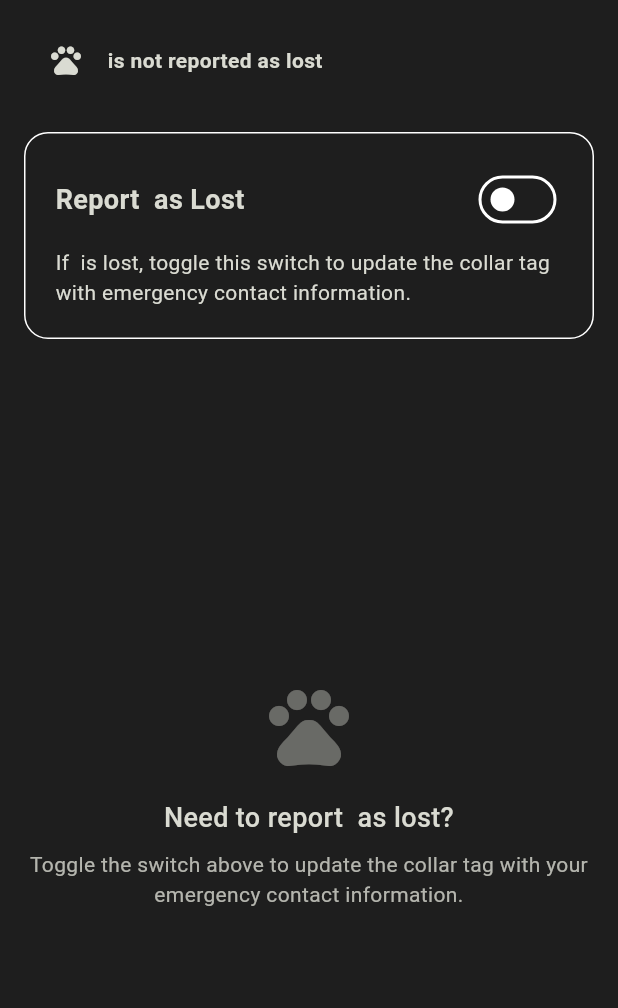
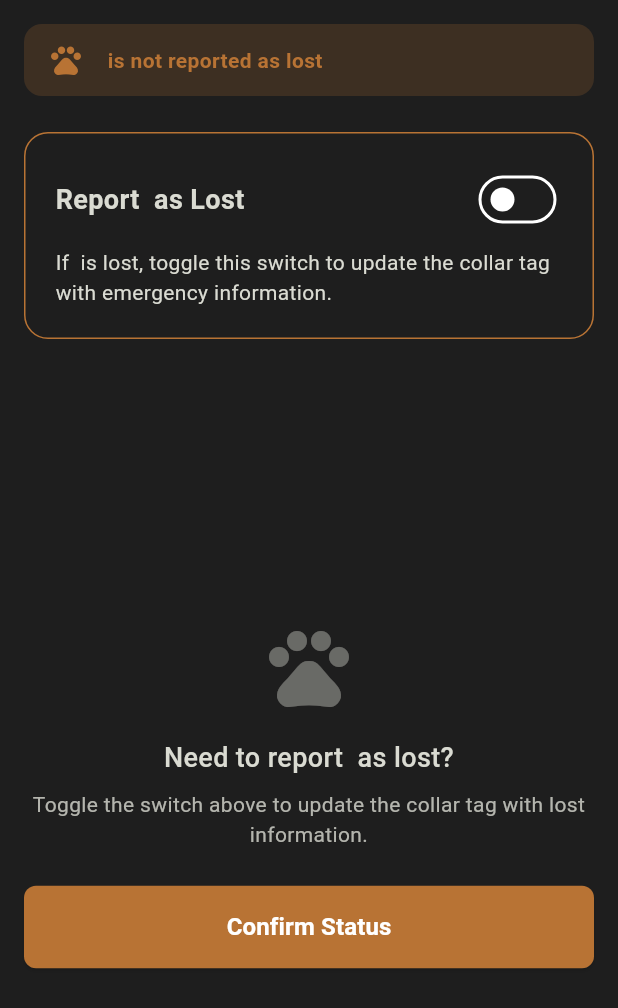
Before and after one commit to zaidy-mughal/GSC-2025-Team-KhanaBadosh, a Flutter app: the ReportLostScreen screen opened directly with empty values, on a phone screen of 412 x 824 dp. Shown: the top 1008 px of the screen. Run offline on Flutter 3.47's test engine with Material 3 defaults, Android fonts, the phone set to English and light mode, and no system bars; our stand-ins replace cached_network_image, flutter_cache_manager, flutter_local_notifications, flutter_markdown, google_generative_ai, image_picker and 5 more; missing offline and left inert: mobile_scanner; accounts and stored records are empty.

Commit message:
added working report lost screen

```diff
--- a/lib/core/theme/color_schemes.dart
+++ b/lib/core/theme/color_schemes.dart
@@ -11,7 +11,6 @@ const lightColorScheme = ColorScheme.light(
   primary: renoSand,
   onPrimary: Colors.white,
   onSurface: Colors.black,
-  background: scaffoldBackgroundLight,
   shadow: Colors.black,
 );
 
@@ -20,6 +19,5 @@ const darkColorScheme = ColorScheme.dark(
   primary: renoSand,
   onPrimary: Colors.white,
   onSurface: timberwolf,
-  background: scaffoldBackgroundDark,
   shadow: Colors.black54,
 );
--- a/lib/views/cat/report_lost_screen.dart
+++ b/lib/views/cat/report_lost_screen.dart
@@ -1,12 +1,13 @@
 import 'package:flutter/material.dart';
+import 'package:supabase_flutter/supabase_flutter.dart';
 
 class ReportLostScreen extends StatefulWidget {
   final Map<String, dynamic> cat;
 
   const ReportLostScreen({
-    Key? key,
+    super.key,
     required this.cat,
-  }) : super(key: key);
+  });
 
   @override
   State<ReportLostScreen> createState() => _ReportLostScreenState();
@@ -16,14 +17,88 @@ class _ReportLostScreenState extends State<ReportLostScreen> {
   bool _isReportingLost = false;
   final _formKey = GlobalKey<FormState>();
   final _lastSeenController = TextEditingController();
-  final _descriptionController = TextEditingController();
-  final _contactController = TextEditingController();
+  final _supabase = Supabase.instance.client;
+  bool _isLoading = false;
+
+  @override
+  void initState() {
+    super.initState();
+    _loadCatStatus();
+  }
+
+  Future<void> _loadCatStatus() async {
+    try {
+      final response = await _supabase
+          .from('cats')
+          .select('status, last_seen_location')
+          .eq('id', widget.cat['id'])
+          .single();
+
+      setState(() {
+        _isReportingLost = response['status'] ?? false;
+        if (response['last_seen_location'] != null) {
+          _lastSeenController.text = response['last_seen_location'];
+        }
+      });
+    } catch (e) {
+      // Handle error silently or show a small notification
+      debugPrint('Error loading cat status: $e');
+    }
+  }
+
+  Future<void> _updateLostStatus() async {
+    if (_isReportingLost && !_formKey.currentState!.validate()) {
+      return;
+    }
+
+    setState(() {
+      _isLoading = true;
+    });
+
+    try {
+      final updateData = {
+        'status': _isReportingLost,
+        'last_seen_location': _isReportingLost ? _lastSeenController.text : null,
+        'reported_lost_at': _isReportingLost ? DateTime.now().toIso8601String() : null,
+      };
+
+      await _supabase
+          .from('cats')
+          .update(updateData)
+          .eq('id', widget.cat['id']);
+
+      if (mounted) {
+        ScaffoldMessenger.of(context).showSnackBar(
+          SnackBar(
+            content: Text(_isReportingLost
+                ? '${widget.cat['name']} marked as lost'
+                : '${widget.cat['name']} is no longer marked as lost'),
+            duration: const Duration(seconds: 2),
+          ),
+        );
+      }
+    } catch (e) {
+      if (mounted) {
+        ScaffoldMessenger.of(context).showSnackBar(
+          const SnackBar(
+            content: Text('Failed to update status. Please try again.'),
+            backgroundColor: Colors.red,
+          ),
+        );
+      }
+      debugPrint('Error updating lost status: $e');
+    } finally {
+      if (mounted) {
+        setState(() {
+          _isLoading = false;
+        });
+      }
+    }
+  }
 
   @override
   void dispose() {
     _lastSeenController.dispose();
-    _descriptionController.dispose();
-    _contactController.dispose();
     super.dispose();
   }
 
@@ -32,6 +107,7 @@ class _ReportLostScreenState extends State<ReportLostScreen> {
     final colors = Theme.of(context).colorScheme;
 
     return Scaffold(
+      backgroundColor: colors.surface,
       body: SafeArea(
         child: Padding(
           padding: const EdgeInsets.all(16.0),
@@ -42,16 +118,14 @@ class _ReportLostScreenState extends State<ReportLostScreen> {
               Container(
                 padding: const EdgeInsets.symmetric(horizontal: 16, vertical: 12),
                 decoration: BoxDecoration(
-                  color: _isReportingLost
-                      ? colors.errorContainer
-                      : colors.surfaceVariant,
+                  color: colors.primary.withOpacity(0.2),
                   borderRadius: BorderRadius.circular(12),
                 ),
                 child: Row(
                   children: [
                     Icon(
                       _isReportingLost ? Icons.error_outline : Icons.pets,
-                      color: _isReportingLost ? colors.error : colors.onSurfaceVariant,
+                      color: colors.primary,
                     ),
                     const SizedBox(width: 12),
                     Expanded(
@@ -64,15 +138,15 @@ class _ReportLostScreenState extends State<ReportLostScreen> {
                                 : '${widget.cat['name']} is not reported as lost',
                             style: TextStyle(
                               fontWeight: FontWeight.bold,
-                              color: _isReportingLost ? colors.onErrorContainer : colors.onSurfaceVariant,
+                              color: colors.primary,
                             ),
                           ),
                           if (_isReportingLost)
                             Text(
-                              'Your contact details are visible to anyone who scans the collar tag',
+                              'Anyone who scans the collar tag will see this information',
                               style: TextStyle(
                                 fontSize: 12,
-                                color: colors.onErrorContainer.withOpacity(0.8),
+                                color: colors.primary.withOpacity(0.8),
                               ),
                             ),
                         ],
@@ -89,12 +163,10 @@ class _ReportLostScreenState extends State<ReportLostScreen> {
                 duration: const Duration(milliseconds: 300),
                 padding: const EdgeInsets.all(20),
                 decoration: BoxDecoration(
-                  color: colors.surfaceVariant.withOpacity(0.5),
+                  color: colors.surfaceContainerHighest.withOpacity(0.5),
                   borderRadius: BorderRadius.circular(16),
                   border: Border.all(
-                    color: _isReportingLost
-                        ? colors.error
-                        : colors.outlineVariant,
+                    color: colors.primary,
                     width: 1,
                   ),
                 ),
@@ -114,7 +186,7 @@ class _ReportLostScreenState extends State<ReportLostScreen> {
                         ),
                         Switch(
                           value: _isReportingLost,
-                          activeColor: colors.error,
+                          activeColor: colors.primary,
                           onChanged: (value) {
                             setState(() {
                               _isReportingLost = value;
@@ -128,8 +200,8 @@ class _ReportLostScreenState extends State<ReportLostScreen> {
 
                     Text(
                       _isReportingLost
-                          ? 'Your cat is marked as lost. Anyone who scans the collar tag will see your contact details and information to help return ${widget.cat['name']}.'
-                          : 'If ${widget.cat['name']} is lost, toggle this switch to update the collar tag with emergency contact information.',
+                          ? 'Your cat is marked as lost. Anyone who scans the collar tag will see this information to help return ${widget.cat['name']}.'
+                          : 'If ${widget.cat['name']} is lost, toggle this switch to update the collar tag with emergency information.',
                       style: TextStyle(
                         color: colors.onSurfaceVariant,
                         fontSize: 14,
@@ -167,51 +239,19 @@ class _ReportLostScreenState extends State<ReportLostScreen> {
                             decoration: InputDecoration(
                               labelText: 'Last Seen Location',
                               hintText: 'Where was your cat last seen?',
+                              hintStyle: TextStyle(
+                                color: colors.onSurface.withOpacity(0.5),
+                              ),
                               border: OutlineInputBorder(
                                 borderRadius: BorderRadius.circular(8),
                               ),
                               prefixIcon: const Icon(Icons.location_on_outlined),
+                              filled: true,
+                              fillColor: colors.surface.withOpacity(0.5),
                             ),
                             validator: (value) {
                               if (value == null || value.isEmpty) {
                                 return 'Please enter the last seen location';
-                              }
-                              return null;
-                            },
-                          ),
-
-                          const SizedBox(height: 16),
-
-                          // Description
-                          TextFormField(
-                            controller: _descriptionController,
-                            decoration: InputDecoration(
-                              labelText: 'Description',
-                              hintText: 'Any unique traits or details that would help identify your cat',
-                              border: OutlineInputBorder(
-                                borderRadius: BorderRadius.circular(8),
-                              ),
-                              prefixIcon: const Icon(Icons.description_outlined),
-                            ),
-                            maxLines: 3,
-                          ),
-
-                          const SizedBox(height: 16),
-
-                          // Contact information
-                          TextFormField(
-                            controller: _contactController,
-                            decoration: InputDecoration(
-                              labelText: 'Contact Information',
-                              hintText: 'Your phone number and/or email',
-                              border: OutlineInputBorder(
-                                borderRadius: BorderRadius.circular(8),
-                              ),
-                              prefixIcon: const Icon(Icons.contact_phone_outlined),
-                            ),
-                            validator: (value) {
-                              if (value == null || value.isEmpty) {
-                                return 'Please provide contact information';
                               }
                               return null;
                             },
@@ -223,26 +263,26 @@ class _ReportLostScreenState extends State<ReportLostScreen> {
                           SizedBox(
                             width: double.infinity,
                             child: ElevatedButton(
-                              onPressed: () {
-                                if (_formKey.currentState!.validate()) {
-                                  // Process form data and update lost status
-                                  ScaffoldMessenger.of(context).showSnackBar(
-                                    const SnackBar(
-                                      content: Text('Lost status updated'),
-                                      duration: Duration(seconds: 2),
-                                    ),
-                                  );
-                                }
-                              },
+                              onPressed: _isLoading ? null : _updateLostStatus,
                               style: ElevatedButton.styleFrom(
-                                backgroundColor: colors.error,
-                                foregroundColor: colors.onError,
+                                backgroundColor: colors.primary,
+                                foregroundColor: colors.onPrimary,
                                 padding: const EdgeInsets.symmetric(vertical: 16),
                                 shape: RoundedRectangleBorder(
                                   borderRadius: BorderRadius.circular(8),
                                 ),
+                                disabledBackgroundColor: colors.primary.withOpacity(0.6),
                               ),
-                              child: const Text(
+                              child: _isLoading
+                                  ? const SizedBox(
+                                height: 20,
+                                width: 20,
+                                child: CircularProgressIndicator(
+                                  strokeWidth: 2,
+                                  color: Colors.white,
+                                ),
+                              )
+                                  : const Text(
                                 'Update Lost Status',
                                 style: TextStyle(fontSize: 16, fontWeight: FontWeight.bold),
                               ),
@@ -278,12 +318,44 @@ class _ReportLostScreenState extends State<ReportLostScreen> {
                       ),
                       const SizedBox(height: 8),
                       Text(
-                        'Toggle the switch above to update the collar tag with your emergency contact information.',
+                        'Toggle the switch above to update the collar tag with lost information.',
                         style: TextStyle(
                           color: colors.onSurfaceVariant.withOpacity(0.8),
                         ),
                         textAlign: TextAlign.center,
                       ),
+
+                      const SizedBox(height: 24),
+
+                      // Add button to update status even when not reporting lost
+                      if (!_isReportingLost)
+                        SizedBox(
+                          width: double.infinity,
+                          child: ElevatedButton(
+                            onPressed: _isLoading ? null : _updateLostStatus,
+                            style: ElevatedButton.styleFrom(
+                              backgroundColor: colors.primary,
+                              foregroundColor: colors.onPrimary,
+                              padding: const EdgeInsets.symmetric(vertical: 16),
+                              shape: RoundedRectangleBorder(
+                                borderRadius: BorderRadius.circular(8),
+                              ),
+                            ),
+                            child: _isLoading
+                                ? const SizedBox(
+                              height: 20,
+                              width: 20,
+                              child: CircularProgressIndicator(
+                                strokeWidth: 2,
+                                color: Colors.white,
+                              ),
+                            )
+                                : const Text(
+                              'Confirm Status',
+                              style: TextStyle(fontSize: 16, fontWeight: FontWeight.bold),
+                            ),
+                          ),
+                        ),
                     ],
                   ),
                 ),
```
